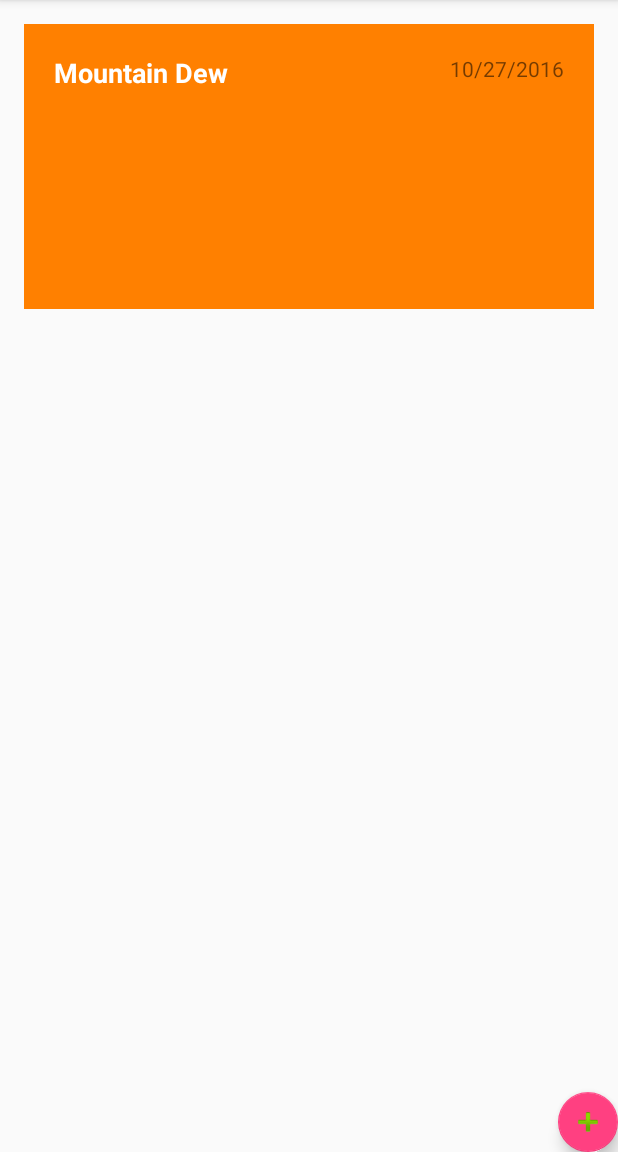
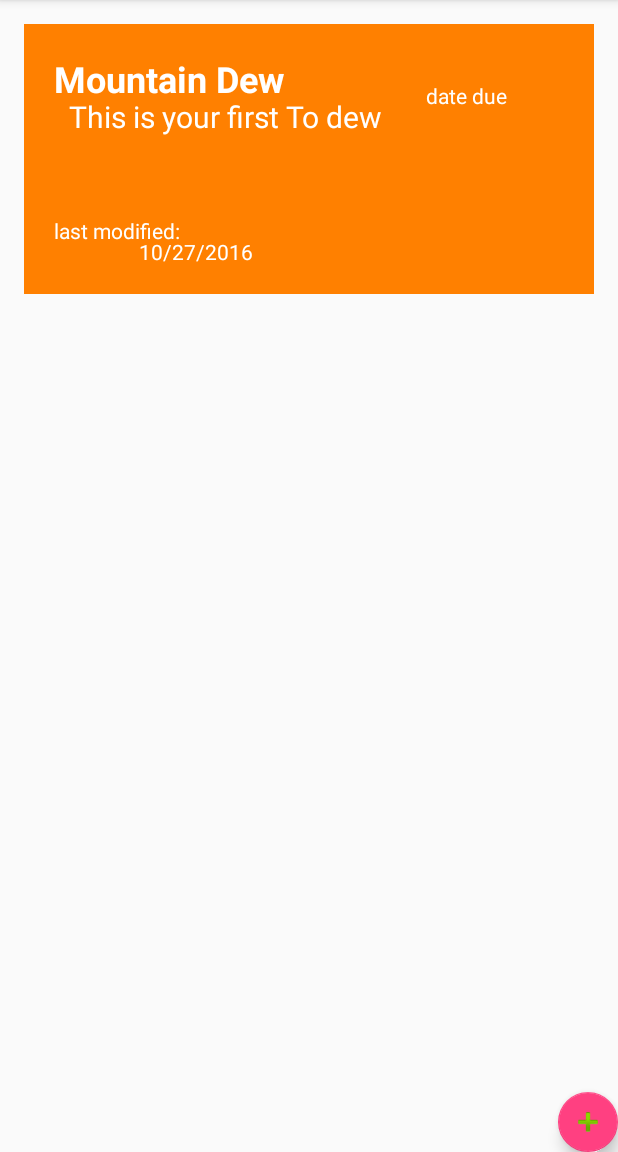
Before and after one commit to evbrosi/ToDewList, an Android app: the screen it shows after launch (MainActivity), on a phone screen of 412 x 824 dp, the part 84-1236 px from its top. Run offline under Robolectric (Android 15) with nearby library versions, the phone set to English and light mode, and no system bars.

Commit message:
get the screen to print more views yo.

```diff
--- a/app/src/main/java/com/example/mtndew3/MainActivity.java
+++ b/app/src/main/java/com/example/mtndew3/MainActivity.java
@@ -39,7 +39,6 @@ public class MainActivity extends AppCompatActivity {
     public static final String CARD_TEXT = "com.elevenfifty.www.elevennote.NOTE_TEXT";
     public static final String DATE = "com.elevenfifty.www.elevennote.NOTE_TEXT";
 
-
     private ListView notesList;
     private ArrayList<ToDoConstructor> toDoArrayList;
     private Gson gson;
@@ -51,8 +50,9 @@ public class MainActivity extends AppCompatActivity {
     @Override
     protected void onCreate(Bundle savedInstanceState) {
         super.onCreate(savedInstanceState);
-        setContentView(activity_main);
+        setContentView(R.layout.activity_main);
         toDoPrefs = getPreferences(Context.MODE_PRIVATE);
+
         gson = new Gson();
         setupToDoCards();
 
@@ -83,15 +83,9 @@ public class MainActivity extends AppCompatActivity {
             @Override
             public void onClick(View view) {
                 Intent intent = new Intent(MainActivity.this, ToDoCardCreate.class);
-
-                intent.putExtra("cardTitle", "");
-                intent.putExtra("cardText", "");
-                intent.putExtra("date", "");
-
-                startActivityForResult(intent, -1);
-
+                startActivityForResult(intent, 1);
 //                Snackbar.make(view, "It's mtn dew. Not mtn don't.", Snackbar.LENGTH_LONG)
-  //                      .setAction("Action", null).show();
+//                        .setAction("Action", null).show();
             }
         });
 
@@ -140,24 +134,12 @@ public class MainActivity extends AppCompatActivity {
         super.onActivityResult(requestCode, resultCode, data);
         if (resultCode == RESULT_OK) {
             int index = data.getIntExtra("Index", -1);
-            ToDoConstructor todoConstructor = new ToDoConstructor(data.getStringExtra("noteTitle"), data.getStringExtra("noteCard"), new Date(),
-                    data.getStringExtra("category"));
-
-            if (index == -1) {
+            ToDoConstructor todoConstructor = new ToDoConstructor(data.getStringExtra("title"), data.getStringExtra("text"), new Date());
+            if (index < 0 || index > toDoArrayList.size() - 1) {
                 toDoArrayList.add(todoConstructor);
-                writeToDos();
-            } else {
-                ToDoConstructor oldNote = toDoArrayList.get(index);
-                toDoArrayList.set(index, todoConstructor);
-                if (!oldNote.getTitle().equals(todoConstructor.getTitle())) {
-                    File oldFile = new File(this.getFilesDir(), "##" + oldNote.getTitle());
-                    File newFile = new File(this.getFilesDir(), "##" + todoConstructor.getTitle());
-                    oldFile.renameTo(newFile);
-                }
+                toDoArrayAdapter.updateAdapter(toDoArrayList);
             }
-
-//            Collections.sort(toDoArrayList);
-            toDoArrayAdapter.updateAdapter(toDoArrayList);
+            writeToDos();
         }
     }
 
@@ -178,7 +160,7 @@ public class MainActivity extends AppCompatActivity {
                 toDoArrayList.add(card);
             }
         } else {
-            toDoList.add(new ToDoConstructor("Mountain Dew", "This is your first To dew", new Date(), "personal"));
+            toDoList.add(new ToDoConstructor("Mountain Dew", "This is your first To dew", new Date()));
             writeToDos();
         }
 
@@ -187,7 +169,7 @@ public class MainActivity extends AppCompatActivity {
             SharedPreferences.Editor editor = toDoPrefs.edit();
             editor.putBoolean("firstRun", false);
             editor.apply();
-            ToDoConstructor toDo1 = new ToDoConstructor("Mountain Dew", "This is your first To dew", new Date(), "personal");
+            ToDoConstructor toDo1 = new ToDoConstructor("Mountain Dew", "This is your first To dew", new Date());
             toDoArrayList.add(toDo1);
 
             for (ToDoConstructor aToDo: toDoArrayList) {
@@ -195,7 +177,7 @@ public class MainActivity extends AppCompatActivity {
             }
         } else
         {
-            writeToDos();
+            readTodos(todoFile);
         }
     }
 
@@ -215,16 +197,7 @@ public class MainActivity extends AppCompatActivity {
             toDoList = Arrays.asList();
         }
     }
-
 /*
-        }
-        try {
-            inputStream.close();
-        } catch (IOException e) {
-            e.printStackTrace();
-        }
-    }
-
     private void returnFiles(){
         File[] filesDir = this.getFilesDir().listFiles();
         for (File file : filesDir) {
@@ -235,7 +208,6 @@ public class MainActivity extends AppCompatActivity {
             }else{
                 title=title.substring(2,title.length());
             }
-
             Date date = new Date(file.lastModified());
             String text = "";
             try {
--- a/app/src/main/java/com/example/mtndew3/ToDoArrayAdapter.java
+++ b/app/src/main/java/com/example/mtndew3/ToDoArrayAdapter.java
@@ -25,6 +25,7 @@ public class ToDoArrayAdapter extends ArrayAdapter<ToDoConstructor> {
         super(context, resource, objects);
         this.resource = resource;
         this.toDo = objects;
+
         inflater = (LayoutInflater)context.getSystemService(Context.LAYOUT_INFLATER_SERVICE);
         formatter = new SimpleDateFormat("MM/dd/yyyy", Locale.getDefault());
     }
@@ -32,25 +33,31 @@ public class ToDoArrayAdapter extends ArrayAdapter<ToDoConstructor> {
     @Override
     public View getView(int position, View convertView, ViewGroup parent){
 
-        View toDoRow = inflater.inflate(resource, parent, false);
+        ToDoConstructor toDoThing69 = toDo.get(position);
+        LayoutInflater inflater = LayoutInflater.from(getContext());
+
+        View toDoRow = inflater.inflate(R.layout.card_of_todo, parent, false);
         //you know how in my Card_of_todo.xml file says text: @title and everything?
         // this is how that little bit happens.
-        TextView toDoTitle = (TextView)toDoRow.findViewById(R.id.todo_title);
-        TextView toDoText = (TextView)toDoRow.findViewById(R.id.todo_text);
-        TextView toDoDate = (TextView)toDoRow.findViewById(R.id.todo_date);
 
-        ToDoConstructor aToDo = toDo.get(position);
+        if(convertView ==null){
+            convertView= LayoutInflater.from(getContext()).inflate(R.layout.card_of_todo, parent, false);
+        }
 
-        toDoTitle.setText(aToDo.getTitle());
-        toDoText.setText(aToDo.getText());
+        TextView toDoTitle = (TextView) convertView.findViewById(R.id.todo_title);
+        TextView toDoText = (TextView) convertView.findViewById(R.id.todo_text);
+        TextView toDoDate = (TextView) convertView.findViewById(R.id.todo_date);
+
+        toDoTitle.setText(toDoThing69.getTitle());
+        toDoText.setText(toDoThing69.getText());
         // we gotta make this beast (date) into a string! we do that with Formatter.
-        toDoDate.setText(formatter.format(aToDo.getDate()));
+        toDoDate.setText(formatter.format(toDoThing69.getDate()));
 
-        return toDoRow;
+        return convertView;
     }
 
-    public void updateAdapter (ArrayList<ToDoConstructor> toDo){
-        this.toDo = toDo;
+    public void updateAdapter (ArrayList<ToDoConstructor> item1){
+        this.toDo = item1;
         super.notifyDataSetChanged();
     }
 }
--- a/app/src/main/java/com/example/mtndew3/ToDoConstructor.java
+++ b/app/src/main/java/com/example/mtndew3/ToDoConstructor.java
@@ -29,11 +29,10 @@ public class ToDoConstructor {
         this.key = key;
     }
 
-    public ToDoConstructor(String title, String text, Date date, String category) {
+    public ToDoConstructor(String title, String text, Date date) {
         this.title = title;
         this.text = text;
         this.date = date;
-        this.category =category;
         this.key = UUID.randomUUID().toString();
     }
 
--- a/app/src/main/res/layout/activity_to_do_card_create.xml
+++ b/app/src/main/res/layout/activity_to_do_card_create.xml
@@ -37,7 +37,7 @@
         android:layout_width="wrap_content"
         android:layout_height="wrap_content"
         android:text="Save?"
-        android:id="@+id/save_button"
+        android:id="@+id/save_button1"
         android:layout_alignParentBottom="true"
         android:layout_alignParentEnd="true" />
 
@@ -56,7 +56,7 @@
         android:layout_height="wrap_content"
         android:id="@+id/is_complete"
         android:onClick="isComplete"
-        android:layout_above="@+id/save_button"
+        android:layout_above="@+id/save_button1"
         android:layout_alignParentEnd="true"
         android:layout_marginBottom="72dp"
         android:focusable="false"
--- a/app/src/main/res/layout/card_of_todo.xml
+++ b/app/src/main/res/layout/card_of_todo.xml
@@ -1,49 +1,71 @@
 <?xml version="1.0" encoding="utf-8"?>
 <RelativeLayout xmlns:android="http://schemas.android.com/apk/res/android"
     android:orientation="vertical" android:layout_width="match_parent"
-    android:layout_height="match_parent"
+    android:layout_height="180dp"
     android:background="#ff8000">
 
     <TextView
         android:layout_width="match_parent"
         android:layout_height="100dp"
         android:textAppearance="?android:attr/textAppearanceMedium"
-        android:text="Title"
+        android:text="title"
         android:textColor="#ffffff"
         android:id="@+id/todo_title"
         android:layout_alignParentTop="true"
         android:layout_alignParentLeft="true"
         android:layout_alignParentStart="true"
         android:textStyle="bold"
+        android:textSize="24sp"
         android:padding="20dp"
         android:ellipsize="end" />
+
+    <TextView
+        android:layout_width="match_parent"
+        android:layout_height="100dp"
+        android:textAppearance="?android:attr/textAppearanceSmall"
+        android:text="title"
+        android:padding="30dp"
+        android:id="@+id/todo_text"
+        android:textColor="#ffffff"
+        android:textSize="20sp"
+        android:ellipsize="end"
+        android:paddingTop="10dp"
+        android:layout_marginTop="18dp"
+        android:layout_alignParentTop="true"
+        android:layout_alignParentStart="true" />
+
+    <TextView
+        android:layout_width="wrap_content"
+        android:layout_height="100dp"
+        android:textAppearance="?android:attr/textAppearanceSmall"
+        android:text="date due"
+        android:padding="20dp"
+        android:id="@+id/due_date"
+        android:textColor="#ffffff"
+        android:layout_alignParentEnd="true"
+        android:layout_marginEnd="38dp"
+        android:layout_alignTop="@+id/todo_text" />
+
+    <TextView
+        android:layout_width="wrap_content"
+        android:layout_height="wrap_content"
+        android:text="last modified: "
+        android:textColor="#ffffff"
+        android:layout_marginStart="20dp"
+        android:layout_below="@+id/textView"
+        android:layout_toEndOf="@+id/textView"
+        android:layout_marginTop="128dp" />
 
     <TextView
         android:layout_width="wrap_content"
         android:layout_height="100dp"
         android:textAppearance="?android:attr/textAppearanceSmall"
         android:text="dates"
-        android:padding="20dp"
         android:id="@+id/todo_date"
-        android:layout_alignParentTop="true"
-        android:layout_alignParentRight="true"
-        android:layout_alignParentEnd="true"
-        android:layout_alignRight="@id/todo_title"
-        android:layout_alignEnd="@id/todo_title"/>
-
-    <TextView
-        android:layout_width="match_parent"
-        android:layout_height="50dp"
-        android:textAppearance="?android:attr/textAppearanceSmall"
-        android:text="text"
-        android:padding="30dp"
-        android:id="@+id/todo_text"
         android:textColor="#ffffff"
-        android:textSize="20sp"
-        android:ellipsize="end"
-        android:paddingTop="10dp"
-        android:layout_below="@+id/todo_title"
-        android:layout_alignParentStart="true"
-        android:layout_marginTop="40dp" />
+        android:layout_marginEnd="95dp"
+        android:layout_marginTop="24dp"
+        android:layout_below="@+id/todo_text"
+        android:layout_toStartOf="@+id/due_date" />
 
 </RelativeLayout>
```
Also changed, not shown: app/src/main/java/com/example/mtndew3/ToDoCardCreate.java (+14 -9 lines).
